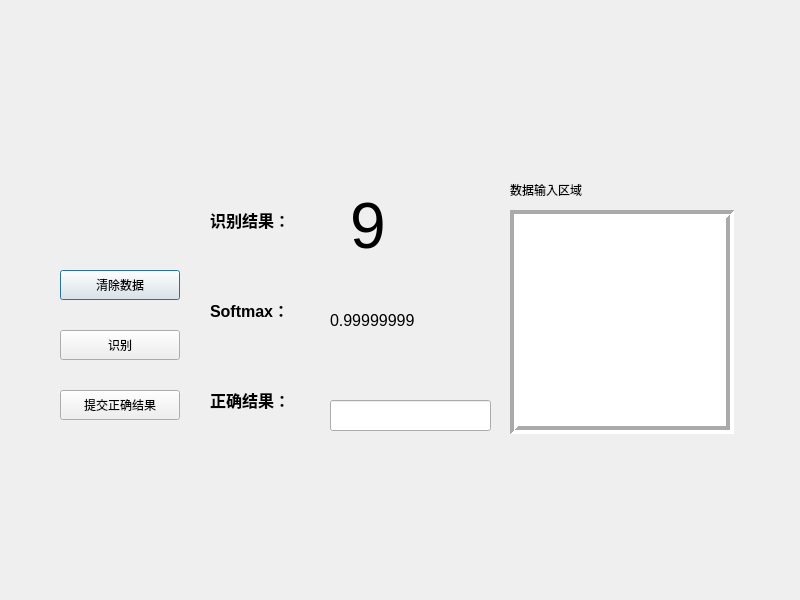
Company-Automation-1/LLM, file qt/layout.ui: the form before one commit.
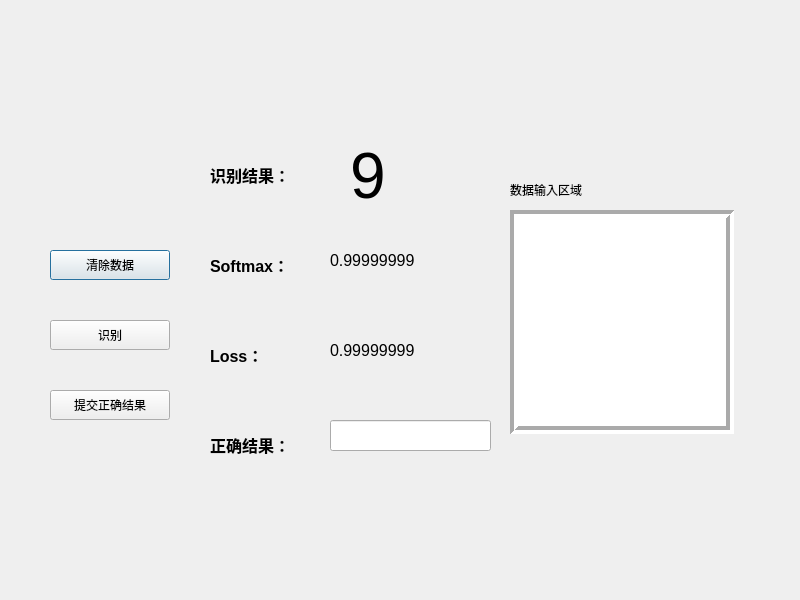
The form after the commit.

What changed in the file:
```diff
--- a/qt/layout.ui
+++ b/qt/layout.ui
@@ -16,8 +16,8 @@
   <widget class="QPushButton" name="pbtClear">
    <property name="geometry">
     <rect>
-     <x>60</x>
-     <y>270</y>
+     <x>50</x>
+     <y>250</y>
      <width>120</width>
      <height>30</height>
     </rect>
@@ -38,8 +38,8 @@
   <widget class="QPushButton" name="pbtPredict">
    <property name="geometry">
     <rect>
-     <x>60</x>
-     <y>330</y>
+     <x>50</x>
+     <y>320</y>
      <width>120</width>
      <height>30</height>
     </rect>
@@ -86,13 +86,13 @@
    <property name="geometry">
     <rect>
      <x>210</x>
-     <y>170</y>
+     <y>150</y>
      <width>111</width>
-     <height>281</height>
+     <height>321</height>
     </rect>
    </property>
    <property name="text">
-    <string>&lt;html&gt;&lt;head/&gt;&lt;body&gt;&lt;p&gt;&lt;span style=&quot; font-size:12pt; font-weight:600;&quot;&gt;识别结果：&lt;/span&gt;&lt;/p&gt;&lt;p&gt;&lt;br/&gt;&lt;br/&gt;&lt;/p&gt;&lt;p&gt;&lt;span style=&quot; font-size:12pt; font-weight:600;&quot;&gt;Softmax：&lt;/span&gt;&lt;/p&gt;&lt;p&gt;&lt;br/&gt;&lt;br/&gt;&lt;/p&gt;&lt;p&gt;&lt;span style=&quot; font-size:12pt; font-weight:600;&quot;&gt;正确结果：&lt;/span&gt;&lt;/p&gt;&lt;/body&gt;&lt;/html&gt;</string>
+    <string>&lt;html&gt;&lt;head/&gt;&lt;body&gt;&lt;p&gt;&lt;span style=&quot; font-size:12pt; font-weight:600;&quot;&gt;识别结果：&lt;/span&gt;&lt;/p&gt;&lt;p&gt;&lt;br/&gt;&lt;br/&gt;&lt;/p&gt;&lt;p&gt;&lt;span style=&quot; font-size:12pt; font-weight:600;&quot;&gt;Softmax：&lt;/span&gt;&lt;/p&gt;&lt;p&gt;&lt;br/&gt;&lt;br/&gt;&lt;/p&gt;&lt;p&gt;&lt;span style=&quot; font-size:12pt; font-weight:600;&quot;&gt;Loss：&lt;/span&gt;&lt;/p&gt;&lt;p&gt;&lt;br/&gt;&lt;br/&gt;&lt;/p&gt;&lt;p&gt;&lt;span style=&quot; font-size:12pt; font-weight:600;&quot;&gt;正确结果：&lt;/span&gt;&lt;/p&gt;&lt;/body&gt;&lt;/html&gt;</string>
    </property>
   </widget>
   <widget class="QLabel" name="label_4">
@@ -139,7 +139,7 @@
    <property name="geometry">
     <rect>
      <x>350</x>
-     <y>160</y>
+     <y>110</y>
      <width>91</width>
      <height>131</height>
     </rect>
@@ -157,7 +157,7 @@
    <property name="geometry">
     <rect>
      <x>330</x>
-     <y>310</y>
+     <y>250</y>
      <width>151</width>
      <height>21</height>
     </rect>
@@ -174,7 +174,7 @@
   <widget class="QPushButton" name="pbtPredict_2">
    <property name="geometry">
     <rect>
-     <x>60</x>
+     <x>50</x>
      <y>390</y>
      <width>120</width>
      <height>30</height>
@@ -191,12 +191,30 @@
    <property name="geometry">
     <rect>
      <x>330</x>
-     <y>400</y>
+     <y>420</y>
      <width>161</width>
      <height>31</height>
     </rect>
    </property>
   </widget>
+  <widget class="QLabel" name="lbCofidence_2">
+   <property name="geometry">
+    <rect>
+     <x>330</x>
+     <y>340</y>
+     <width>151</width>
+     <height>21</height>
+    </rect>
+   </property>
+   <property name="font">
+    <font>
+     <pointsize>12</pointsize>
+    </font>
+   </property>
+   <property name="text">
+    <string>0.99999999</string>
+   </property>
+  </widget>
  </widget>
  <resources/>
  <connections>
```
